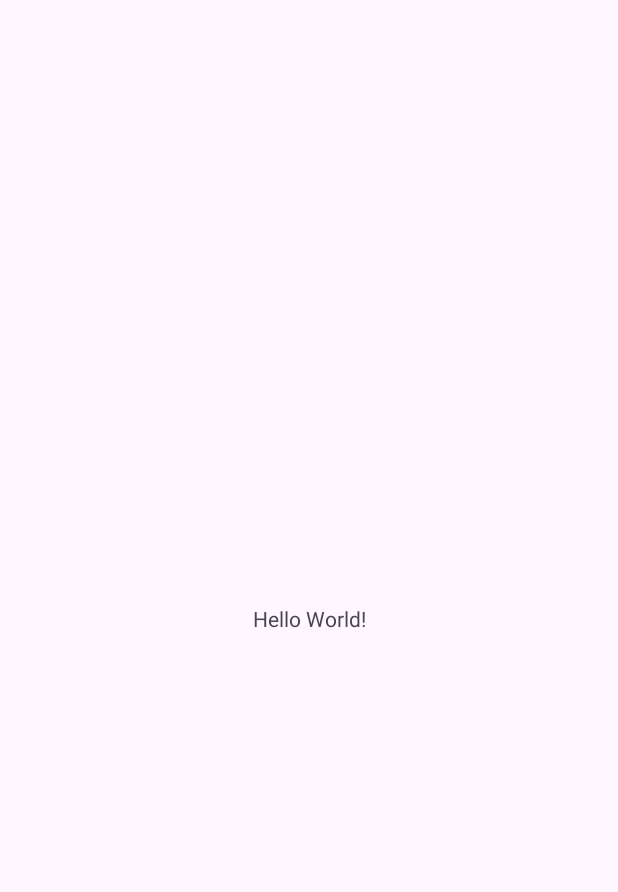
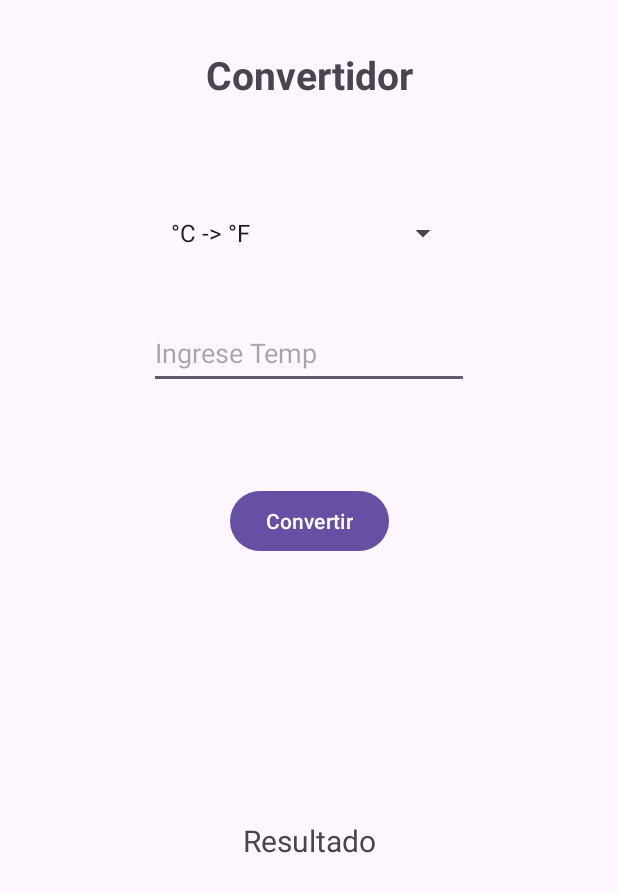
Before and after one commit to YordiMon/DS41_Practica_1, an Android app: the screen it shows after launch (MainActivity), on a phone screen of 412 x 824 dp. Before the commit the part shown is almost empty. Shown: the top 892 px of the screen. Run offline under Robolectric (Android 15) with nearby library versions, the phone set to English and light mode, and no system bars.

Commit message:
Se terminó el proyecto

```diff
--- a/app/build.gradle.kts
+++ b/app/build.gradle.kts
@@ -5,7 +5,7 @@ plugins {
 
 android {
     namespace = "com.yamz.convertidor"
-    compileSdk = 33
+    compileSdk = 34
 
     defaultConfig {
         applicationId = "com.yamz.convertidor"
--- a/app/src/main/java/com/yamz/convertidor/MainActivity.kt
+++ b/app/src/main/java/com/yamz/convertidor/MainActivity.kt
@@ -2,10 +2,97 @@ package com.yamz.convertidor
 
 import androidx.appcompat.app.AppCompatActivity
 import android.os.Bundle
+import android.widget.AdapterView
+import android.widget.ArrayAdapter
+import android.widget.Button
+import android.widget.EditText
+import android.widget.Spinner
+import android.widget.TextView
+import android.view.View
 
 class MainActivity : AppCompatActivity() {
+
+    private var temperatura: String = ""
+    private var selectedOption: Int = 0
+    private var result: Double = 0.0
+    private lateinit var  total : TextView
+
     override fun onCreate(savedInstanceState: Bundle?) {
         super.onCreate(savedInstanceState)
         setContentView(R.layout.activity_main)
+
+        val option = findViewById<Spinner>(R.id.spinner)
+        val temp = findViewById<EditText>(R.id.editTextNumberDecimal)
+        total = findViewById(R.id.textView2)
+        val button = findViewById<Button>(R.id.button)
+
+        button.setOnClickListener {
+
+            temperatura = temp.text.toString()
+
+            conversion(selectedOption)
+        }
+
+        if (option != null) {
+
+            val adapter = ArrayAdapter(
+                this,
+                android.R.layout.simple_spinner_item,
+                resources.getStringArray(R.array.convert_options)
+            )
+            option.adapter = adapter
+
+            option.onItemSelectedListener = object : AdapterView.OnItemSelectedListener {
+                override fun onItemSelected(parent: AdapterView<*>?, view: View?, position: Int, id: Long) {
+                    selectedOption = position
+                }
+
+                override fun onNothingSelected(parent: AdapterView<*>?) {
+                }
+            }
+        }
+    }
+
+    private fun conversion(option: Int) {
+        when (option) {
+
+            0 -> {
+
+                // °C -> °F     °F = (°C * 9/5) + 32
+                result = (temperatura.toDouble() * 9/5) + 32
+                total.text = result.toString()
+            }
+            1 -> {
+
+                // °C -> °K     K = °C + 273.15
+                result = temperatura.toDouble() + 273.15
+                total.text = result.toString()
+            }
+            2 -> {
+
+                // °F -> °C     °C = (°F - 32) * 5/9
+                result = (temperatura.toDouble() - 32) * 5/9
+                total.text = result.toString()
+            }
+            3 -> {
+
+                // °F -> °K     K = (°F + 459.67) * 5/9
+                result = (temperatura.toDouble() + 459.67) * 5/9
+                total.text = result.toString()
+            }
+            4 -> {
+
+                // °K -> °C     °C = K - 273.15
+                result = temperatura.toDouble() - 273.15
+                total.text = result.toString()
+            }
+            5 -> {
+
+                // °K -> °F     °F = (K * 9/5) - 459.67
+                result = (temperatura.toDouble() * 9/5) - 459.67
+                total.text = result.toString()
+            }
+
+        }
     }
 }
--- a/app/src/main/res/layout/activity_main.xml
+++ b/app/src/main/res/layout/activity_main.xml
@@ -7,12 +7,62 @@
     tools:context=".MainActivity">
 
     <TextView
+        android:id="@+id/textView"
         android:layout_width="wrap_content"
         android:layout_height="wrap_content"
-        android:text="Hello World!"
+        android:text="Convertidor"
+        android:textSize="26sp"
+        android:textStyle="bold"
+        app:layout_constraintStart_toStartOf="parent"
+        app:layout_constraintTop_toTopOf="parent"
+        android:layout_marginTop="32dp"
+        app:layout_constraintEnd_toEndOf="parent"
+         />
+
+    <Spinner
+        android:id="@+id/spinner"
+        android:layout_width="200dp"
+        android:layout_height="48dp"
+        app:layout_constraintTop_toBottomOf="@+id/textView"
+        app:layout_constraintStart_toStartOf="parent"
+        app:layout_constraintEnd_toEndOf="parent"
+        android:layout_marginTop="64dp"
+        />
+
+    <EditText
+        android:id="@+id/editTextNumberDecimal"
+        android:layout_width="wrap_content"
+        android:layout_height="48dp"
+        android:ems="10"
+        android:inputType="numberDecimal"
+        android:hint="Ingrese Temp"
+        app:layout_constraintTop_toBottomOf="@+id/spinner"
+        android:layout_marginTop="32dp"
+        app:layout_constraintStart_toStartOf="parent"
+        app:layout_constraintEnd_toEndOf="parent"
+        />
+
+    <Button
+        android:id="@+id/button"
+        android:layout_width="wrap_content"
+        android:layout_height="wrap_content"
+        android:text="Convertir"
+        app:layout_constraintStart_toStartOf="parent"
+        app:layout_constraintEnd_toEndOf="parent"
+        app:layout_constraintTop_toBottomOf="@+id/editTextNumberDecimal"
+        android:layout_marginTop="64dp"/>
+
+    <TextView
+        android:id="@+id/textView2"
+        android:layout_width="wrap_content"
+        android:layout_height="wrap_content"
+        android:text="Resultado"
+        android:textSize="20sp"
+        app:layout_constraintStart_toStartOf="parent"
+        app:layout_constraintEnd_toEndOf="parent"
         app:layout_constraintBottom_toBottomOf="parent"
-        app:layout_constraintEnd_toEndOf="parent"
-        app:layout_constraintStart_toStartOf="parent"
-        app:layout_constraintTop_toTopOf="parent" />
+        android:layout_marginBottom="250dp"
+        />
+
 
 </androidx.constraintlayout.widget.ConstraintLayout>
--- a/app/src/main/res/values/strings.xml
+++ b/app/src/main/res/values/strings.xml
@@ -1,3 +1,12 @@
 <resources>
     <string name="app_name">CONVERTIDOR</string>
+
+    <string-array name="convert_options">
+        <item>°C -> °F</item>
+        <item>°C -> °K</item>
+        <item>°F -> °C</item>
+        <item>°F -> °K</item>
+        <item>°K -> °C</item>
+        <item>°K -> °F</item>
+    </string-array>
 </resources>
```
